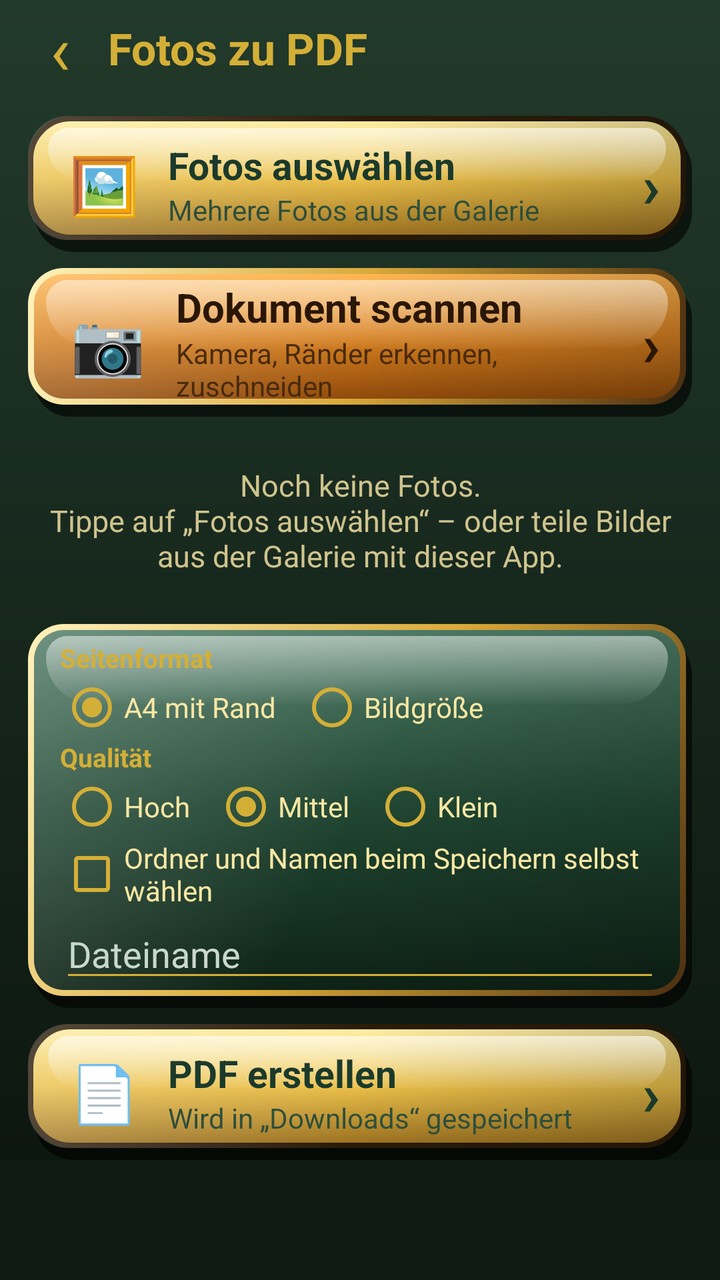
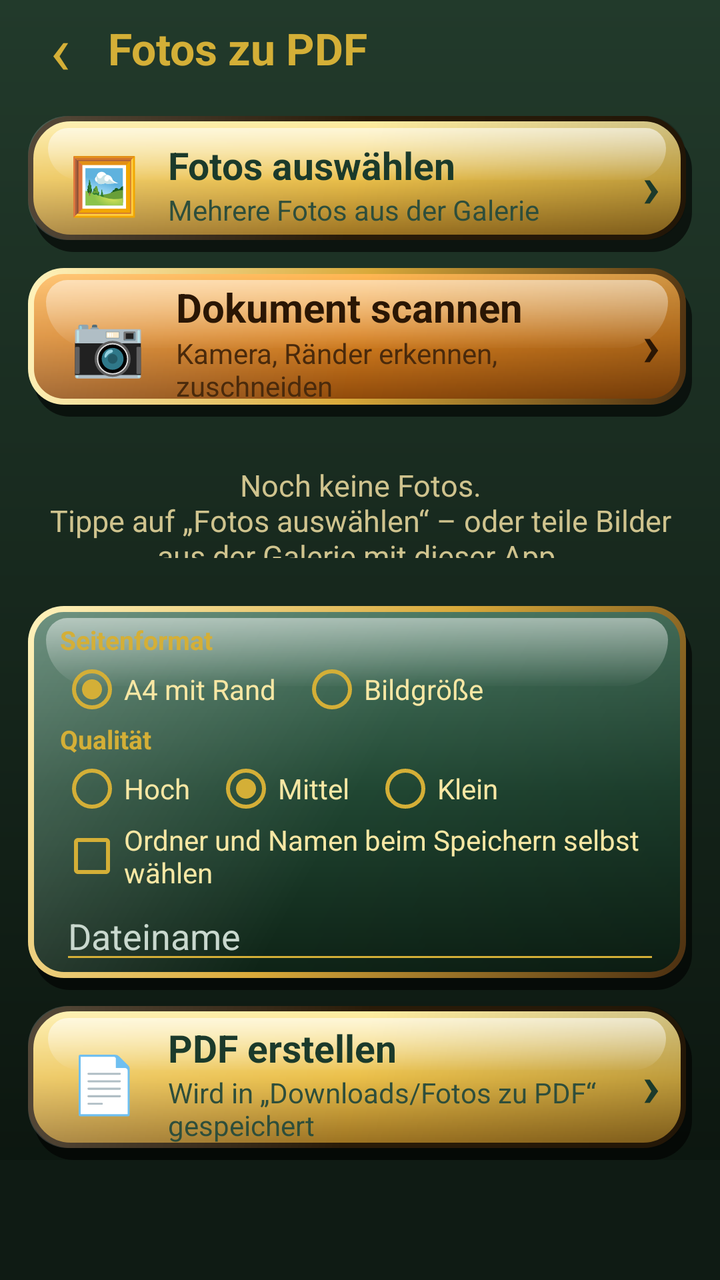

Compare the two renders of this Android layout. The source of the first and the diff that turns it into the second are given below.
<!-- AndroidManifest.xml: application theme Theme.FotosZuPdf -->
<!-- res/layout/activity_pdf.xml -->
<?xml version="1.0" encoding="utf-8"?>
<LinearLayout xmlns:android="http://schemas.android.com/apk/res/android"
    android:id="@+id/root"
    android:layout_width="match_parent"
    android:layout_height="match_parent"
    android:background="@drawable/bg_screen"
    android:orientation="vertical">

    <LinearLayout
        android:layout_width="match_parent"
        android:layout_height="wrap_content"
        android:gravity="center_vertical"
        android:orientation="horizontal"
        android:paddingStart="6dp"
        android:paddingEnd="14dp">

        <TextView
            android:id="@+id/btnBack"
            android:layout_width="48dp"
            android:layout_height="48dp"
            android:contentDescription="Zurück"
            android:gravity="center"
            android:text="‹"
            android:textColor="@color/gold"
            android:textSize="34sp" />

        <TextView
            android:layout_width="wrap_content"
            android:layout_height="wrap_content"
            android:text="Fotos zu PDF"
            android:textColor="@color/gold"
            android:textSize="22sp"
            android:textStyle="bold" />
    </LinearLayout>

    <LinearLayout
        android:id="@+id/btnAdd"
        android:layout_width="match_parent"
        android:layout_height="wrap_content"
        android:layout_marginStart="14dp"
        android:layout_marginTop="10dp"
        android:layout_marginEnd="14dp"
        android:background="@drawable/bg_btn_gold"
        android:clickable="true"
        android:focusable="true"
        android:gravity="center_vertical"
        android:minHeight="68dp"
        android:orientation="horizontal"
        android:paddingStart="16dp"
        android:paddingTop="8dp"
        android:paddingEnd="16dp"
        android:paddingBottom="8dp">

        <TextView
            android:layout_width="44dp"
            android:layout_height="wrap_content"
            android:gravity="center"
            android:text="🖼️"
            android:textSize="28sp" />

        <LinearLayout
            android:layout_width="0dp"
            android:layout_height="wrap_content"
            android:layout_weight="1"
            android:orientation="vertical"
            android:paddingStart="10dp">

            <TextView
                android:layout_width="wrap_content"
                android:layout_height="wrap_content"
                android:text="Fotos auswählen"
                android:textColor="@color/auf_gold"
                android:textSize="19sp"
                android:textStyle="bold" />

            <TextView
                android:id="@+id/tvCount"
                android:layout_width="wrap_content"
                android:layout_height="wrap_content"
                android:text="Mehrere Fotos aus der Galerie"
                android:textColor="@color/auf_gold_sub"
                android:textSize="14sp" />
        </LinearLayout>

        <TextView
            android:layout_width="wrap_content"
            android:layout_height="wrap_content"
            android:text="›"
            android:textColor="@color/auf_gold"
            android:textSize="30sp"
            android:textStyle="bold" />
    </LinearLayout>

    <LinearLayout
        android:id="@+id/btnScan"
        android:layout_width="match_parent"
        android:layout_height="wrap_content"
        android:layout_marginStart="14dp"
        android:layout_marginTop="8dp"
        android:layout_marginEnd="14dp"
        android:background="@drawable/bg_tile_ocker"
        android:clickable="true"
        android:focusable="true"
        android:gravity="center_vertical"
        android:minHeight="60dp"
        android:orientation="horizontal"
        android:paddingStart="16dp"
        android:paddingTop="6dp"
        android:paddingEnd="16dp"
        android:paddingBottom="6dp">

        <TextView
            android:layout_width="48dp"
            android:layout_height="wrap_content"
            android:gravity="center"
            android:text="📷"
            android:textSize="30sp" />

        <LinearLayout
            android:layout_width="0dp"
            android:layout_height="wrap_content"
            android:layout_weight="1"
            android:orientation="vertical"
            android:paddingStart="10dp">

            <TextView
                android:layout_width="wrap_content"
                android:layout_height="wrap_content"
                android:text="Dokument scannen"
                android:textColor="#2A1604"
                android:textSize="20sp"
                android:textStyle="bold" />

            <TextView
                android:layout_width="wrap_content"
                android:layout_height="wrap_content"
                android:text="Kamera, Ränder erkennen, zuschneiden"
                android:textColor="#4A2A0C"
                android:textSize="14sp" />
        </LinearLayout>

        <TextView
            android:layout_width="wrap_content"
            android:layout_height="wrap_content"
            android:text="›"
            android:textColor="#2A1604"
            android:textSize="30sp"
            android:textStyle="bold" />
    </LinearLayout>

    <FrameLayout
        android:layout_width="match_parent"
        android:layout_height="0dp"
        android:layout_weight="1">

        <androidx.recyclerview.widget.RecyclerView
            android:id="@+id/rvPhotos"
            android:layout_width="match_parent"
            android:layout_height="match_parent"
            android:clipToPadding="false"
            android:paddingStart="14dp"
            android:paddingEnd="14dp" />

        <TextView
            android:id="@+id/tvEmpty"
            android:layout_width="match_parent"
            android:layout_height="wrap_content"
            android:layout_gravity="center"
            android:gravity="center"
            android:padding="24dp"
            android:text="Noch keine Fotos.\nTippe auf „Fotos auswählen“ – oder teile Bilder aus der Galerie mit dieser App."
            android:textColor="@color/text_gedimmt"
            android:textSize="15sp" />
    </FrameLayout>

    <LinearLayout
        android:layout_width="match_parent"
        android:layout_height="wrap_content"
        android:layout_marginStart="14dp"
        android:layout_marginEnd="14dp"
        android:background="@drawable/bg_tile_gruen"
        android:orientation="vertical"
        android:paddingStart="16dp"
        android:paddingTop="8dp"
        android:paddingEnd="16dp"
        android:paddingBottom="8dp">

        <TextView
            android:layout_width="wrap_content"
            android:layout_height="wrap_content"
            android:text="Seitenformat"
            android:textColor="@color/gold"
            android:textSize="13sp"
            android:textStyle="bold" />

        <RadioGroup
            android:id="@+id/rgFormat"
            android:layout_width="match_parent"
            android:layout_height="wrap_content"
            android:orientation="horizontal">

            <RadioButton
                android:id="@+id/rbA4"
                android:layout_width="wrap_content"
                android:layout_height="wrap_content"
                android:buttonTint="@color/gold"
                android:checked="true"
                android:text="A4 mit Rand"
                android:textColor="@color/text_hell" />

            <RadioButton
                android:id="@+id/rbOriginal"
                android:layout_width="wrap_content"
                android:layout_height="wrap_content"
                android:layout_marginStart="12dp"
                android:buttonTint="@color/gold"
                android:text="Bildgröße"
                android:textColor="@color/text_hell" />
        </RadioGroup>

        <TextView
            android:layout_width="wrap_content"
            android:layout_height="wrap_content"
            android:text="Qualität"
            android:textColor="@color/gold"
            android:textSize="13sp"
            android:textStyle="bold" />

        <RadioGroup
            android:id="@+id/rgQuality"
            android:layout_width="match_parent"
            android:layout_height="wrap_content"
            android:orientation="horizontal">

            <RadioButton
                android:id="@+id/rbHigh"
                android:layout_width="wrap_content"
                android:layout_height="wrap_content"
                android:buttonTint="@color/gold"
                android:text="Hoch"
                android:textColor="@color/text_hell" />

            <RadioButton
                android:id="@+id/rbMid"
                android:layout_width="wrap_content"
                android:layout_height="wrap_content"
                android:layout_marginStart="12dp"
                android:buttonTint="@color/gold"
                android:checked="true"
                android:text="Mittel"
                android:textColor="@color/text_hell" />

            <RadioButton
                android:id="@+id/rbLow"
                android:layout_width="wrap_content"
                android:layout_height="wrap_content"
                android:layout_marginStart="12dp"
                android:buttonTint="@color/gold"
                android:text="Klein"
                android:textColor="@color/text_hell" />
        </RadioGroup>

        <CheckBox
            android:id="@+id/cbAsk"
            android:layout_width="wrap_content"
            android:layout_height="wrap_content"
            android:buttonTint="@color/gold"
            android:text="Ordner und Namen beim Speichern selbst wählen"
            android:textColor="@color/text_hell"
            android:textSize="14sp" />

        <EditText
            android:id="@+id/etName"
            android:layout_width="match_parent"
            android:layout_height="wrap_content"
            android:backgroundTint="@color/gold"
            android:hint="Dateiname"
            android:imeOptions="actionDone"
            android:inputType="text"
            android:maxLines="1"
            android:textColor="@color/text_hell"
            android:textColorHint="#C9D8CE" />
    </LinearLayout>

    <LinearLayout
        android:id="@+id/btnCreate"
        android:layout_width="match_parent"
        android:layout_height="wrap_content"
        android:layout_marginStart="14dp"
        android:layout_marginTop="8dp"
        android:layout_marginEnd="14dp"
        android:background="@drawable/bg_btn_gold"
        android:clickable="true"
        android:focusable="true"
        android:gravity="center_vertical"
        android:minHeight="68dp"
        android:orientation="horizontal"
        android:paddingStart="16dp"
        android:paddingTop="8dp"
        android:paddingEnd="16dp"
        android:paddingBottom="8dp">

        <TextView
            android:layout_width="44dp"
            android:layout_height="wrap_content"
            android:gravity="center"
            android:text="📄"
            android:textSize="28sp" />

        <LinearLayout
            android:layout_width="0dp"
            android:layout_height="wrap_content"
            android:layout_weight="1"
            android:orientation="vertical"
            android:paddingStart="10dp">

            <TextView
                android:layout_width="wrap_content"
                android:layout_height="wrap_content"
                android:text="PDF erstellen"
                android:textColor="@color/auf_gold"
                android:textSize="19sp"
                android:textStyle="bold" />

            <TextView
                android:layout_width="wrap_content"
                android:layout_height="wrap_content"
                android:text="Wird in „Downloads“ gespeichert"
                android:textColor="@color/auf_gold_sub"
                android:textSize="14sp" />
        </LinearLayout>

        <TextView
            android:layout_width="wrap_content"
            android:layout_height="wrap_content"
            android:text="›"
            android:textColor="@color/auf_gold"
            android:textSize="30sp"
            android:textStyle="bold" />
    </LinearLayout>

    <LinearLayout
        android:id="@+id/rowResult"
        android:layout_width="match_parent"
        android:layout_height="wrap_content"
        android:layout_marginStart="14dp"
        android:layout_marginTop="4dp"
        android:layout_marginEnd="14dp"
        android:orientation="horizontal"
        android:visibility="gone">

        <LinearLayout
            android:id="@+id/btnSend"
            android:layout_width="0dp"
            android:layout_height="wrap_content"
            android:layout_marginEnd="6dp"
            android:layout_weight="1"
            android:background="@drawable/bg_tile_ocker"
            android:clickable="true"
            android:focusable="true"
            android:gravity="center"
            android:minHeight="60dp"
            android:orientation="horizontal"
            android:paddingStart="8dp"
            android:paddingEnd="8dp">

            <TextView
                android:layout_width="wrap_content"
                android:layout_height="wrap_content"
                android:text="📤"
                android:textSize="24sp" />

            <TextView
                android:layout_width="wrap_content"
                android:layout_height="wrap_content"
                android:paddingStart="8dp"
                android:text="Senden an …"
                android:textColor="#2A1604"
                android:textSize="17sp"
                android:textStyle="bold" />
        </LinearLayout>

        <LinearLayout
            android:id="@+id/btnPrint"
            android:layout_width="0dp"
            android:layout_height="wrap_content"
            android:layout_marginStart="6dp"
            android:layout_weight="1"
            android:background="@drawable/bg_tile_braun"
            android:clickable="true"
            android:focusable="true"
            android:gravity="center"
            android:minHeight="60dp"
            android:orientation="horizontal"
            android:paddingStart="8dp"
            android:paddingEnd="8dp">

            <TextView
                android:layout_width="wrap_content"
                android:layout_height="wrap_content"
                android:text="🖨"
                android:textSize="24sp" />

            <TextView
                android:layout_width="wrap_content"
                android:layout_height="wrap_content"
                android:paddingStart="8dp"
                android:text="Drucken"
                android:textColor="@color/text_hell"
                android:textSize="17sp"
                android:textStyle="bold" />
        </LinearLayout>
    </LinearLayout>

    <ProgressBar
        android:id="@+id/progress"
        style="?android:attr/progressBarStyleHorizontal"
        android:layout_width="match_parent"
        android:layout_height="wrap_content"
        android:layout_marginStart="20dp"
        android:layout_marginTop="4dp"
        android:layout_marginEnd="20dp"
        android:progressTint="@color/gold"
        android:visibility="gone" />

    <FrameLayout
        android:id="@+id/adContainer"
        android:layout_width="match_parent"
        android:layout_height="wrap_content"
        android:background="@drawable/bg_ad"
        android:minHeight="60dp" />
</LinearLayout>
<!-- resources referenced by this layout -->
<resources>
  <color name="auf_gold">#1B3A2B</color>
  <color name="auf_gold_sub">#2E4E3B</color>
  <color name="gold">#D4AF37</color>
  <color name="text_gedimmt">#CFC38E</color>
  <color name="text_hell">#F8E7A4</color>
  <!-- drawable bg_ad (drawable) -->
  <?xml version="1.0" encoding="utf-8"?>
  <shape xmlns:android="http://schemas.android.com/apk/res/android"
      android:shape="rectangle">
      <solid android:color="@color/tanne_dunkel" />
  </shape>
  <!-- drawable bg_btn_gold (drawable) -->
  <?xml version="1.0" encoding="utf-8"?>
  <ripple xmlns:android="http://schemas.android.com/apk/res/android"
      android:color="#66FFFFFF">
      <item>
          <layer-list>
              <item android:left="3dp" android:top="7dp">
                  <shape android:shape="rectangle">
                      <solid android:color="#99000000" />
                      <corners android:radius="20dp" />
                  </shape>
              </item>
              <item android:bottom="6dp" android:right="3dp">
                  <shape android:shape="rectangle">
                      <gradient android:angle="270" android:startColor="#FFF0A8" android:centerColor="#EBC04A" android:endColor="#9A7020" />
                      <stroke android:width="2.5dp" android:color="#2A1B08" />
                      <corners android:radius="20dp" />
                  </shape>
              </item>
              <item android:bottom="6dp" android:right="3dp" android:left="0dp" android:top="0dp">
                  <shape android:shape="rectangle">
                      <gradient android:angle="315" android:startColor="#33FFFFFF" android:centerColor="#00FFFFFF" android:endColor="#33000000" />
                      <corners android:radius="20dp" />
                  </shape>
              </item>
              <item android:height="26dp" android:left="10dp" android:right="13dp" android:top="6dp">
                  <shape android:shape="rectangle">
                      <gradient android:angle="270" android:startColor="#99FFFFFF" android:endColor="#08FFFFFF" />
                      <corners android:topLeftRadius="14dp" android:topRightRadius="14dp" android:bottomLeftRadius="22dp" android:bottomRightRadius="22dp" />
                  </shape>
              </item>
          </layer-list>
      </item>
  </ripple>
  <!-- drawable bg_screen (drawable) -->
  <?xml version="1.0" encoding="utf-8"?>
  <shape xmlns:android="http://schemas.android.com/apk/res/android"
      android:shape="rectangle">
      <gradient
          android:angle="270"
          android:endColor="#0A130D"
          android:startColor="#223A2B" />
  </shape>
  <!-- drawable bg_tile_braun: vector/xml drawable (drawable, 2060 chars, omitted) -->
  <!-- drawable bg_tile_gruen: vector/xml drawable (drawable, 2060 chars, omitted) -->
  <!-- drawable bg_tile_ocker: vector/xml drawable (drawable, 2060 chars, omitted) -->
  <style name="Theme.FotosZuPdf" parent="Theme.AppCompat.NoActionBar">
          <item name="android:windowBackground">@drawable/bg_screen</item>
          <item name="android:textColor">@color/text_hell</item>
          <item name="colorAccent">@color/gold</item>
          <item name="colorPrimary">@color/tanne</item>
          <item name="colorPrimaryDark">@color/tanne_dunkel</item>
          <item name="android:statusBarColor">@color/tanne</item>
          <item name="android:navigationBarColor">@color/tanne_dunkel</item>
          <item name="android:windowLightStatusBar">false</item>
      </style>
  <color name="tanne_dunkel">#0F1B14</color>
  <color name="tanne">#1A2C20</color>
</resources>

<!-- the commit's change to res/layout/activity_pdf.xml (unified diff, before → after) -->
@@ -325,7 +325,7 @@
             <TextView
                 android:layout_width="wrap_content"
                 android:layout_height="wrap_content"
-                android:text="Wird in „Downloads“ gespeichert"
+                android:text="Wird in „Downloads/Fotos zu PDF“ gespeichert"
                 android:textColor="@color/auf_gold_sub"
                 android:textSize="14sp" />
         </LinearLayout>
